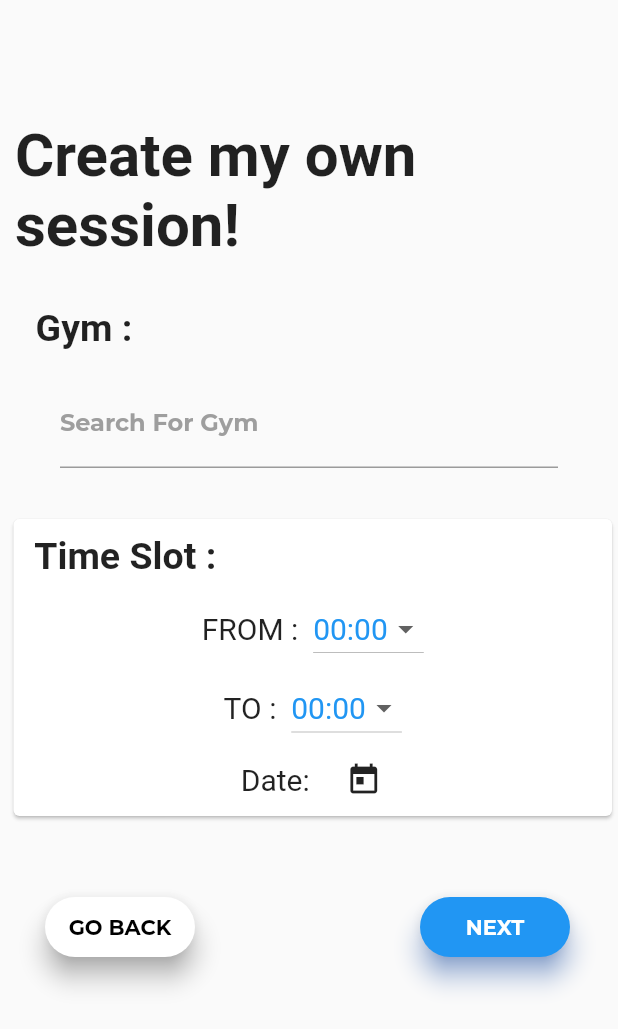
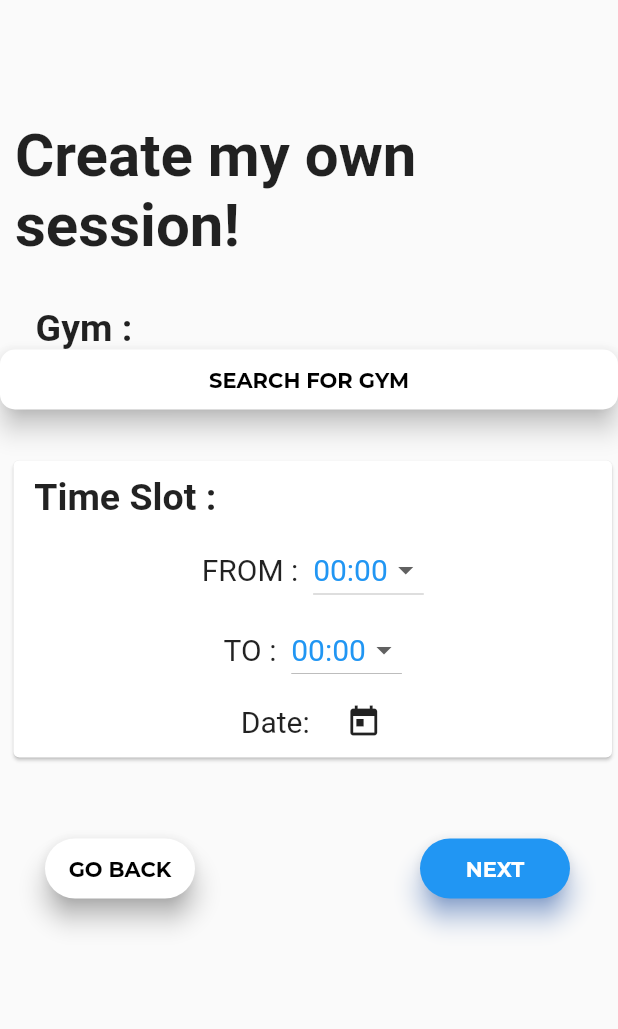
Before and after one commit to ppchick/6pm, a Flutter app: the CreateSession screen opened by its route, on a phone screen of 412 x 824 dp. Shown: the top 1029 px of the screen. Run offline on Flutter 3.47's test engine with Material 2 defaults, Android fonts, the phone set to English and light mode, and no system bars; our stand-ins replace firebase_auth, google_maps_flutter; missing offline and left inert: flutter_cupertino_date_picker; accounts and stored records are empty; project files that could hold a hidden picture were left out.

Commit message:
update gym searching & session prompt up

```diff
--- a/sixpm_gym/lib/main.dart
+++ b/sixpm_gym/lib/main.dart
@@ -11,6 +11,7 @@ import 'pages/home.dart';
 import 'pages/session/joinSession.dart';
 import 'pages/session/sessionHistory.dart';
 import 'pages/session/matchedSession.dart';
+import 'pages/session/search_session_gym.dart';
 
 void main() {
   // debugPaintSizeEnabled = true;
@@ -32,6 +33,7 @@ class MyApp extends StatelessWidget {
         '/sessionInfo':(BuildContext context) => new SessionInfo(),
         '/joinSession': (BuildContext context) => new JoinSessionPage(),
         '/matchedSession': (BuildContext context) => new MatchedSession(),
+        '/searchSession':(BuildContext context) => new SearchSession(),
 
       },
       home: new WelcomePage(),
--- a/sixpm_gym/lib/pages/session/createSession.dart
+++ b/sixpm_gym/lib/pages/session/createSession.dart
@@ -1,5 +1,7 @@
 import 'package:flutter/material.dart';
 import '../widgets/date_picker_session.dart';
+import '../session/search_session_gym.dart';
+import 'global.dart' as globals;
 
 class CreateSession extends StatefulWidget {
   @override
@@ -84,6 +86,30 @@ class CreateSessionState extends State<CreateSession> {
                   ),
                 ),
                 Container(
+                    height: 40.0,
+                    width: 1000.0,
+                    child: Material(
+                      borderRadius: BorderRadius.circular(10.0),
+                      // shadowColor: Colors.grey,
+                      color: Colors.white,
+                      elevation: 7.0,
+                      child: InkWell(
+                        onTap: () {
+                          Navigator.of(context).pushNamed('/searchSession');
+                        },
+                        child: Center(
+                          child: Text(
+                            globals.gymText,
+                            style: TextStyle(
+                                color: Colors.black,
+                                fontWeight: FontWeight.bold,
+                                fontFamily: 'Montserrat'),
+                          ),
+                        ),
+                      ),
+                    ),
+                  ),
+                /*Container(
                   padding: EdgeInsets.only(top: 20.0, left: 40.0, right: 40.0),
                   child: TextField(
                     decoration: InputDecoration(
@@ -95,7 +121,8 @@ class CreateSessionState extends State<CreateSession> {
                         focusedBorder: UnderlineInputBorder(
                             borderSide: BorderSide(color: Colors.blue))),
                   ),
-                ),
+                ),*/
+                // SearchGym(),
               ],
             ),
           ),
@@ -241,6 +268,7 @@ class CreateSessionState extends State<CreateSession> {
                       elevation: 7.0,
                       child: InkWell(
                         onTap: () {
+                          globals.gymText = 'SEARCH FOR GYM';
                           Navigator.of(context).pushNamed('/createSession2');
                         },
                         child: Center(
--- /dev/null
+++ b/sixpm_gym/lib/pages/session/global.dart
@@ -0,0 +1,3 @@
+library session.global;
+
+String gymText = "SEARCH FOR GYM";
```
Also changed, not shown: sixpm_gym/lib/pages/session/createSession2.dart (+41 -1 lines), sixpm_gym/lib/pages/session/search_session_gym.dart (added, +106 -0 lines).
